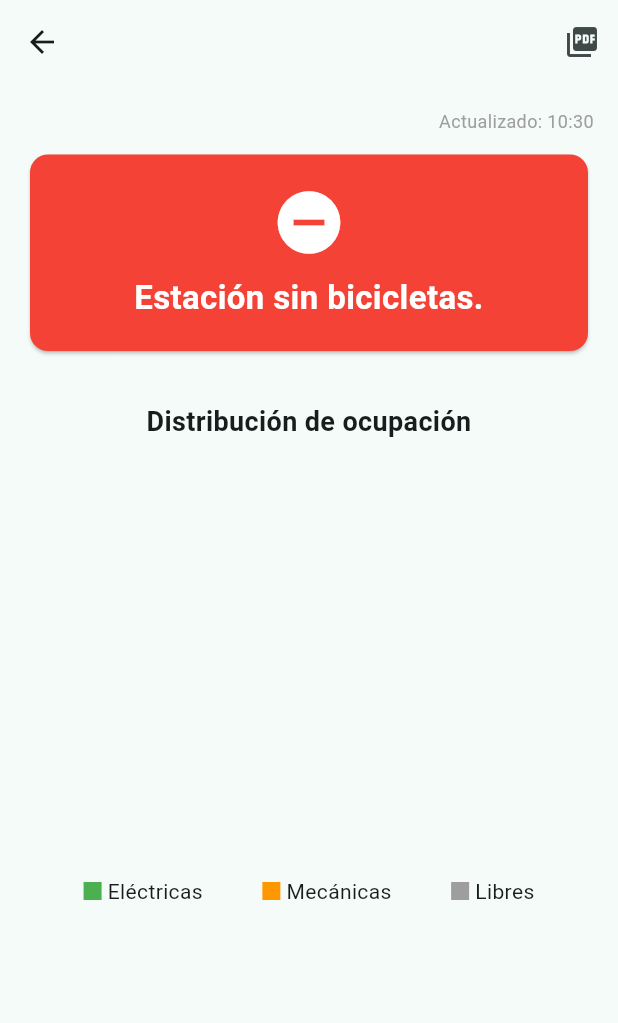
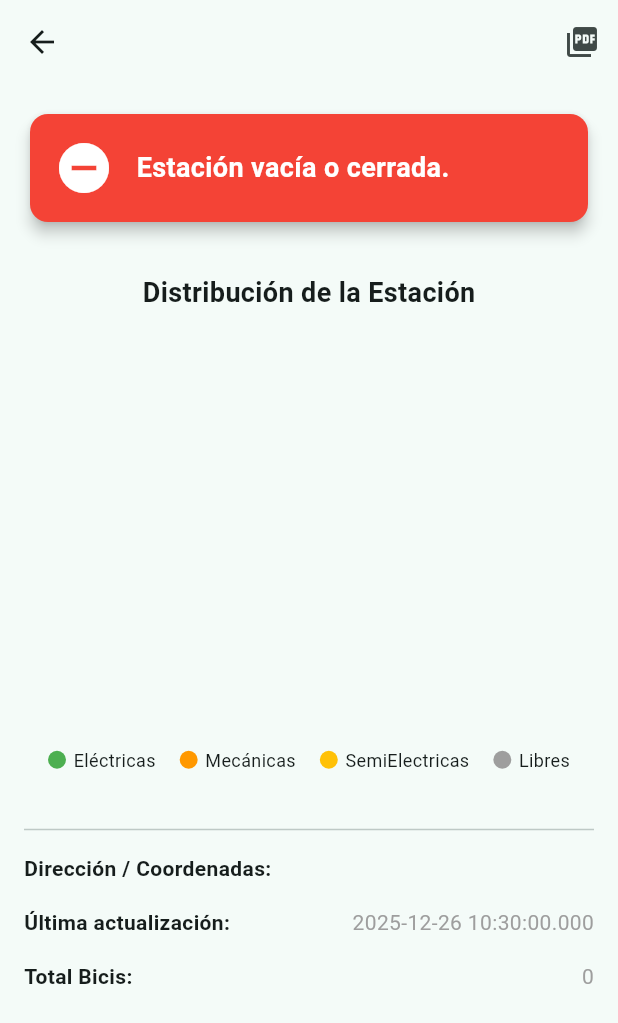
Before and after one commit to garciaespanaalejandro-coder/t5_1bici_coruna, a Flutter app: the StationDetailScreen screen opened directly with empty values, after a tap on the "picture as pdf" icon, on a phone screen of 412 x 824 dp. Shown: the top 1023 px of the screen. Run offline on Flutter 3.47's test engine with Material 3 defaults, Android fonts, the phone set to English and light mode, and no system bars; drawn by our look-alikes of fl_chart; our stand-ins replace pdf, printing; network calls fail.

Commit message:
finalizado station detail screen, solucionado error de bicicleta mecanica, pdf terminado

```diff
--- a/lib/model/station.dart
+++ b/lib/model/station.dart
@@ -4,13 +4,16 @@ class Station {
   final double lat;
   final double lon;
   final int bikesAvailable;
+  final int fitBikesAvailable;
   final int ebikesAvailable;
   final int boostAvailable;
   final int docksAvailable;
   final DateTime lastUpdated;
+  final String direccion;
 
   Station({
     required this.boostAvailable,
+    required this.fitBikesAvailable,
     required this.id,
     required this.name,
     required this.lat,
@@ -19,5 +22,6 @@ class Station {
     required this.ebikesAvailable,
     required this.docksAvailable,
     required this.lastUpdated,
+    required this.direccion
   });
 }
--- a/lib/view/barChart_HomePage.dart
+++ b/lib/view/barChart_HomePage.dart
@@ -39,7 +39,7 @@ class BarchartHomepage extends StatelessWidget {
       barras.add(unaBarra);
     }
     return Padding(
-      padding: const EdgeInsets.all(10),
+      padding: const EdgeInsets.all(15),
       child: BarChart(
         BarChartData(
           alignment: BarChartAlignment.spaceAround,
--- a/lib/view/home_screen.dart
+++ b/lib/view/home_screen.dart
@@ -71,7 +71,7 @@ class HomeScreen extends StatelessWidget{
                           },
                         ),
                         title: Text(station.name),
-                        subtitle: Text("Disponibles: ${station.bikesAvailable} | ${station.ebikesAvailable}"),
+                        subtitle: Text("Bicicletas disponibles: ${station.bikesAvailable} \nDocks disponibles: ${station.docksAvailable}"),
                         trailing: const Icon(Icons.arrow_forward_ios, size: 16),
 
                         onTap: () {
--- a/lib/view/station_detail_screen.dart
+++ b/lib/view/station_detail_screen.dart
@@ -3,7 +3,7 @@ import 'package:flutter/material.dart';
 import 'package:provider/provider.dart';
 import 'package:pdf/pdf.dart';
 import 'package:pdf/widgets.dart' as pw;
-import 'package:printing/printing.dart'; // Para imprimir/compartir
+import 'package:printing/printing.dart';
 import '../viewmodel/stationsViewModel.dart';
 import '../model/station.dart';
 
@@ -14,10 +14,13 @@ class StationDetailScreen extends StatelessWidget {
 
   @override
   Widget build(BuildContext context) {
-    final vm = context.read<BiciViewModel>(); // Read porque no necesitamos reconstruir todo si cambia el VM global
+    final vm = context.read<BiciViewModel>();
     final recomendacion = vm.obtenerRecomendacion(station);
-    final totalSlots = station.bikesAvailable + station.docksAvailable;
-    // Nota: A veces la suma no es perfecta con la API, pero sirve de aproximación.
+
+    final double mecanicas = station.fitBikesAvailable.toDouble();
+    final double electricas = station.ebikesAvailable.toDouble();
+    final double libres = station.docksAvailable.toDouble();
+    final double semiElectricas= station.boostAvailable.toDouble();
 
     return Scaffold(
       appBar: AppBar(
@@ -25,38 +28,33 @@ class StationDetailScreen extends StatelessWidget {
         actions: [
           IconButton(
             icon: const Icon(Icons.picture_as_pdf),
-            onPressed: () => _generarYExportarPDF(context, station, recomendacion),
+            tooltip: "Exportar Informe PDF",
+            onPressed: () => _exportPdf(context, station),
           )
         ],
       ),
       body: SingleChildScrollView(
+        padding: const EdgeInsets.all(16.0),
+        child: Column(
+          children: [
+            Card(
+              color: recomendacion['color'],
+              elevation: 4,
               child: Padding(
                 padding: const EdgeInsets.all(16.0),
-          child: Column(
-            crossAxisAlignment: CrossAxisAlignment.stretch,
+                child: Row(
                   children: [
-              // FECHA ACTUALIZACIÓN
-              Text(
-                "Actualizado: ${station.lastUpdated.hour}:${station.lastUpdated.minute}",
-                textAlign: TextAlign.right,
-                style: const TextStyle(fontSize: 12, color: Colors.grey),
-              ),
-              const SizedBox(height: 10),
-
-              // --- BLOQUE DE RECOMENDACIÓN ---
-              Card(
-                color: recomendacion['color'],
-                child: Padding(
-                  padding: const EdgeInsets.all(20.0),
-                  child: Column(
-                    children: [
-                      Icon(recomendacion['icono'], size: 50, color: Colors.white),
-                      const SizedBox(height: 10),
-                      Text(
+                    Icon(recomendacion['icono'], size: 40, color: Colors.white),
+                    const SizedBox(width: 15),
+                    Expanded(
+                      child: Text(
                         recomendacion['texto'],
                         style: const TextStyle(
-                            fontSize: 22, fontWeight: FontWeight.bold, color: Colors.white),
-                        textAlign: TextAlign.center,
+                          fontSize: 18,
+                          fontWeight: FontWeight.bold,
+                          color: Colors.white
+                        ),
+                      ),
                     ),
                   ],
                 ),
@@ -65,10 +63,9 @@ class StationDetailScreen extends StatelessWidget {
 
             const SizedBox(height: 30),
 
-              // --- GRÁFICO 2: Distribución de la Estación (Pie Chart) ---
-              const Text("Distribución de ocupación",
-                  style: TextStyle(fontSize: 18, fontWeight: FontWeight.bold), textAlign: TextAlign.center),
+            const Text("Distribución de la Estación", style: TextStyle(fontSize: 18, fontWeight: FontWeight.bold)),
             const SizedBox(height: 20),
+
             SizedBox(
               height: 250,
               child: PieChart(
@@ -76,29 +73,33 @@ class StationDetailScreen extends StatelessWidget {
                   sectionsSpace: 2,
                   centerSpaceRadius: 40,
                   sections: [
-                      // Sección Bicis Eléctricas
                     PieChartSectionData(
                       color: Colors.green,
-                        value: station.ebikesAvailable.toDouble(),
-                        title: '${station.ebikesAvailable} ⚡',
+                      value: electricas,
+                      title: '${electricas.toInt()}',
                       radius: 50,
-                        titleStyle: const TextStyle(fontWeight: FontWeight.bold, color: Colors.white),
+                      titleStyle: const TextStyle(fontSize: 16, fontWeight: FontWeight.bold, color: Colors.white),
                     ),
-                      // Sección Bicis Mecánicas (Total bikes - electricas)
                     PieChartSectionData(
                       color: Colors.orange,
-                        value: (station.bikesAvailable - station.ebikesAvailable).toDouble(),
-                        title: '${station.bikesAvailable - station.ebikesAvailable} 🚲',
+                      value: mecanicas,
+                      title: '${mecanicas.toInt()}',
                       radius: 50,
-                        titleStyle: const TextStyle(fontWeight: FontWeight.bold, color: Colors.white),
+                      titleStyle: const TextStyle(fontSize: 16, fontWeight: FontWeight.bold, color: Colors.white),
                     ),
-                      // Sección Anclajes Libres
                     PieChartSectionData(
-                        color: Colors.grey[300],
-                        value: station.docksAvailable.toDouble(),
-                        title: '${station.docksAvailable} P',
+                      color: Colors.amber,
+                      value: semiElectricas,
+                      title: '${semiElectricas.toInt()}',
                       radius: 50,
-                        titleStyle: const TextStyle(fontWeight: FontWeight.bold, color: Colors.black),
+                      titleStyle: const TextStyle(fontSize: 16, fontWeight: FontWeight.bold, color: Colors.white),
+                    ),
+                    PieChartSectionData(
+                      color: Colors.grey.shade400,
+                      value: libres,
+                      title: '${libres.toInt()}',
+                      radius: 50,
+                      titleStyle: const TextStyle(fontSize: 16, fontWeight: FontWeight.bold, color: Colors.black),
                     ),
                   ],
                 ),
@@ -106,25 +107,44 @@ class StationDetailScreen extends StatelessWidget {
             ),
 
             const SizedBox(height: 20),
-              // Leyenda manual simple
             const Row(
               mainAxisAlignment: MainAxisAlignment.spaceEvenly,
               children: [
                 _LegendItem(color: Colors.green, text: "Eléctricas"),
                 _LegendItem(color: Colors.orange, text: "Mecánicas"),
+                _LegendItem(color: Colors.amber, text: "SemiElectricas"),
                 _LegendItem(color: Colors.grey, text: "Libres"),
               ],
-              )
+            ),
+
+            const SizedBox(height: 30),
+            const Divider(),
+
+            _buildInfoRow("Dirección / Coordenadas:", "${station.direccion} "),
+            _buildInfoRow("Última actualización:", "${station.lastUpdated}"),
+            _buildInfoRow("Total Bicis:", "${station.bikesAvailable}"),
           ],
-          ),
         ),
       ),
     );
   }
 
-  // --- LÓGICA DE EXPORTACIÓN PDF ---
-  Future<void> _generarYExportarPDF(BuildContext context, Station station, Map<String, dynamic> rec) async {
+  Widget _buildInfoRow(String label, String value) {
+    return Padding(
+      padding: const EdgeInsets.symmetric(vertical: 8.0),
+      child: Row(
+        mainAxisAlignment: MainAxisAlignment.spaceBetween,
+        children: [
+          Text(label, style: const TextStyle(fontWeight: FontWeight.bold)),
+          Text(value, style: const TextStyle(color: Colors.grey)),
+        ],
+      ),
+    );
+  }
+
+  Future<void> _exportPdf(BuildContext context, Station station) async {
     final pdf = pw.Document();
+
 
     pdf.addPage(
       pw.Page(
@@ -133,55 +153,57 @@ class StationDetailScreen extends StatelessWidget {
           return pw.Column(
             crossAxisAlignment: pw.CrossAxisAlignment.start,
             children: [
-              pw.Header(level: 0, child: pw.Text("Informe de Estación: ${station.name}")),
-              pw.SizedBox(height: 20),
-              pw.Text("Generado el: ${DateTime.now().toString()}"),
-              pw.Text("Datos actualizados API: ${station.lastUpdated.toString()}"),
-              pw.Divider(),
+              pw.Header(
+                level: 0,
+                child: pw.Text("Informe estacion: ${station.name}")
+              ),
+
+              pw.Text("Direccion: ${station.direccion}"),
               pw.SizedBox(height: 20),
 
-              pw.Text("Estadísticas actuales:", style: pw.TextStyle(fontWeight: pw.FontWeight.bold, fontSize: 18)),
-              pw.Bullet(text: "Bicis Eléctricas disponibles: ${station.ebikesAvailable}"),
-              pw.Bullet(text: "Bicis Mecánicas disponibles: ${station.bikesAvailable - station.ebikesAvailable}"),
-              pw.Bullet(text: "Anclajes libres: ${station.docksAvailable}"),
+              pw.Text("Estado Actual:"),
+              pw.SizedBox(height: 5),
 
-              pw.SizedBox(height: 30),
-              pw.Container(
-                padding: const pw.EdgeInsets.all(10),
-                decoration: pw.BoxDecoration(border: pw.Border.all()),
-                child: pw.Column(
-                  children: [
-                    pw.Text("Recomendación del sistema", style: pw.TextStyle(fontWeight: pw.FontWeight.bold)),
+              pw.Bullet(text: "Total de bicicletas disponibles: \n${station.bikesAvailable}"),
               pw.SizedBox(height: 10),
-                    pw.Text(rec['texto'], style: const pw.TextStyle(fontSize: 20, color: PdfColors.blue)),
-                  ]
-                )
-              ),
-              pw.Spacer(),
-              pw.Footer(title: pw.Text("BiciCoruña Alternativa App")),
+              pw.Bullet(text: "Bicicletas Eléctricas: \n${station.ebikesAvailable}"),
+              pw.Bullet(text: "Bicicletas SemiEléctricas: \n${station.boostAvailable}"),
+              pw.Bullet(text: "Bicicletas Normales: \n${station.fitBikesAvailable}"),
+              pw.SizedBox(height: 10),
+              pw.Bullet(text: "Aparcamientos libres: \n${station.docksAvailable}"),
+
+              pw.SizedBox(height: 20),
+              pw.Divider(),
+
+              pw.Text("Momento de actualizacion de datos: \n${station.lastUpdated}"),
+              pw.Text("Informe generado: ${DateTime.now()}")
             ],
           );
         },
       ),
     );
 
-    // Usa el paquete printing para mostrar la preview o compartir
-    await Printing.layoutPdf(
-      onLayout: (PdfPageFormat format) async => pdf.save(),
-    );
+    await Printing.layoutPdf(onLayout: (format) => pdf.save());
   }
 }
 
 class _LegendItem extends StatelessWidget {
   final Color color;
   final String text;
+
   const _LegendItem({required this.color, required this.text});
+
   @override
   Widget build(BuildContext context) {
-    return Row(children: [
-      Container(width: 12, height: 12, color: color),
-      const SizedBox(width: 4),
-      Text(text),
-    ]);
+    return Row(
+      children: [
+        Container(
+          width: 12, height: 12,
+          decoration: BoxDecoration(color: color, shape: BoxShape.circle),
+        ),
+        const SizedBox(width: 5),
+        Text(text, style: const TextStyle(fontSize: 12)),
+      ],
+    );
   }
 }
--- a/lib/viewmodel/stationsViewModel.dart
+++ b/lib/viewmodel/stationsViewModel.dart
@@ -53,43 +53,40 @@ class BiciViewModel extends ChangeNotifier {
     notifyListeners();
   }
 
-  Map <String, dynamic> obtenerRecomendacion(Station station){
-    if(station.ebikesAvailable>=3){
-      return{
+  Map<String, dynamic> obtenerRecomendacion(Station station) {
+    if (station.ebikesAvailable > 0) {
+      return {
         "texto": "¡BAJA YA HAY ELÉCTRICAS!",
         "color": Colors.green,
         "icono": Icons.flash_on
       };
-    }else if(station.bikesAvailable>0 && station.ebikesAvailable==0&&
-        station.boostAvailable==0){
-      return{
-        "texto":"Solo bicicletas mecánicas disponibles.",
-        "color": Colors.orange,
-        "icono": Icons.pedal_bike,
-      };
-    }else if(station.docksAvailable>0){
-      return{
-        "texto":"¡LLENA YA HAY ANCLAJES LIBRES!",
-        "color": Colors.blue,
-        "icono": Icons.dock,
-      };
-    }else if(station.bikesAvailable==0 && station.ebikesAvailable==0 && station.boostAvailable==0){
-      return{
-        "texto": "Estación sin bicicletas.",
-        "color": Colors.red,
-        "icono": Icons.remove_circle,
-      };
-    }else if(station.boostAvailable>3){
-      return{
+    }
+    else if (station.boostAvailable > 0) {
+      return {
         "texto": "Bicis BOOST disponibles.",
         "color": Colors.purple,
         "icono": Icons.electric_bike,
       };
     }
-    return{
-      "texto": "Estado desconocido",
-      "color": Colors.grey,
-      "icono": Icons.help,
+    else if (station.fitBikesAvailable > 0) {
+      return {
+        "texto": "Solo bicicletas mecánicas.",
+        "color": Colors.orange,
+        "icono": Icons.pedal_bike,
+      };
+    }
+     else if (station.docksAvailable > 0) {
+      return {
+        "texto": "Sin bicis, pero hay anclajes.",
+        "color": Colors.blue,
+        "icono": Icons.local_parking,
+      };
+    }
+
+    return {
+      "texto": "Estación vacía o cerrada.",
+      "color": Colors.red,
+      "icono": Icons.remove_circle,
     };
   }
 }
```
Also changed, not shown: lib/data/biciRepository.dart (+20 -8 lines), lib/model/station_information.dart (+2 -11 lines), lib/model/station_status.dart (+0 -32 lines). Lines whose indentation alone changed are shown as unchanged.
